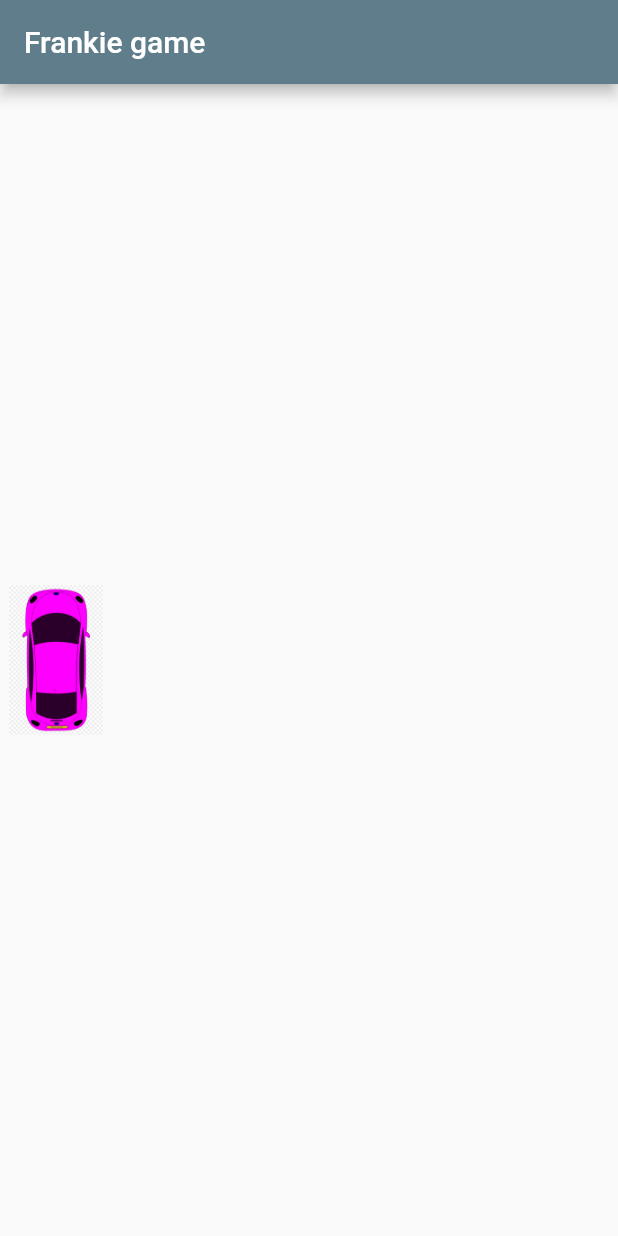
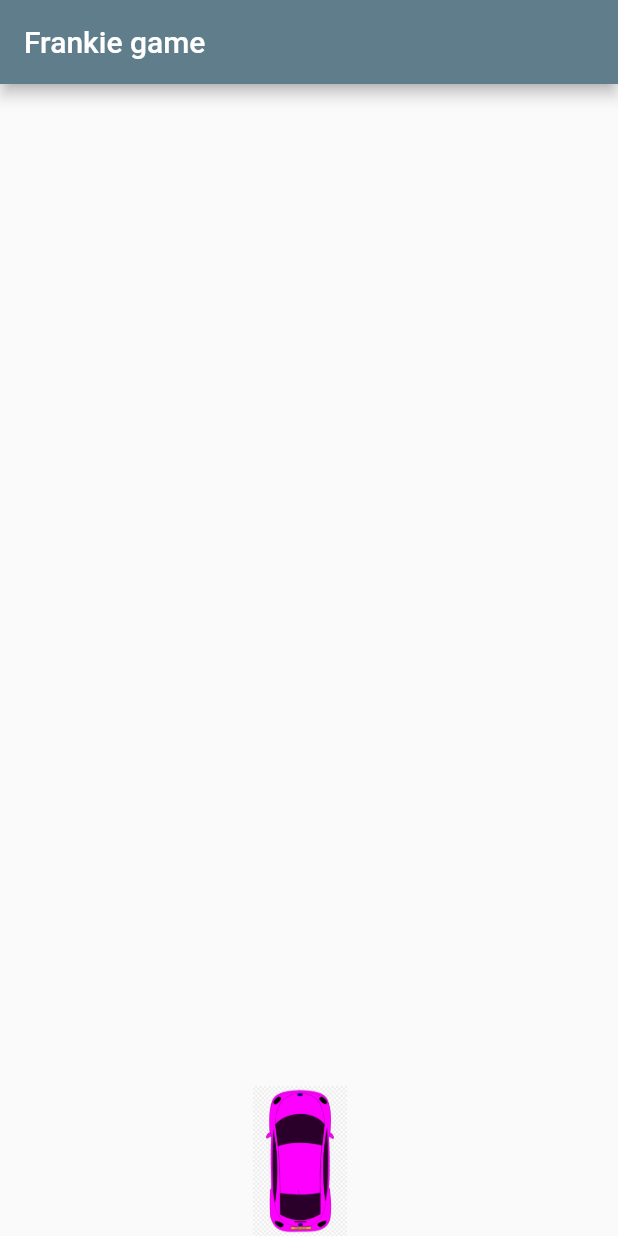
Before and after one commit to cpaolicelli/good_boy, a Flutter app: the screen it shows after launch, on a phone screen of 412 x 824 dp. Run offline on Flutter 3.47's test engine with Material 2 defaults, Android fonts, the phone set to English and light mode, and no system bars; our stand-ins replace fluttertoast.

Commit message:
Added removed useless comments

```diff
--- a/lib/frankie.dart
+++ b/lib/frankie.dart
@@ -1,4 +1,5 @@
 import 'package:flutter/material.dart';
+import 'package:fluttertoast/fluttertoast.dart';
 
 class Frankie extends StatelessWidget {
 
@@ -8,19 +9,36 @@ class Frankie extends StatelessWidget {
     return GestureDetector(
       // move frankie to right
       onVerticalDragStart: (dragStartDetails) {
-
+        Fluttertoast.showToast(
+            msg: dragStartDetails.toString(),
+            toastLength: Toast.LENGTH_SHORT,
+            gravity: ToastGravity.TOP,
+            timeInSecForIos: 1,
+            backgroundColor: Colors.red,
+            textColor: Colors.white
+        );
       },
       //move frankie to left
       onVerticalDragEnd: (dragEndDetails) {
-
+        Fluttertoast.showToast(
+            msg: dragEndDetails.toString(),
+            toastLength: Toast.LENGTH_SHORT,
+            gravity: ToastGravity.TOP,
+            timeInSecForIos: 1,
+            backgroundColor: Colors.red,
+            textColor: Colors.white
+        );
       },
       //frankie image
-      child: new Image.asset(
-          "assets/images/car-top-view.png",
-          width: 400.0,
-          height: 100.0,
-          alignment: new Alignment(-1.0, -1.0)
-      ),
+      child: new Column(
+          children: <Widget>[
+            new Image.asset(
+                "assets/images/car-top-view.png",
+                width: 400.0,
+                height: 100.0
+            )
+          ]
+      )
     );
   }
 
--- a/lib/main.dart
+++ b/lib/main.dart
@@ -10,15 +10,6 @@ class MyApp extends StatelessWidget {
     return MaterialApp(
       title: 'Flutter Demo',
       theme: ThemeData(
-        // This is the theme of your application.
-        //
-        // Try running your application with "flutter run". You'll see the
-        // application has a blue toolbar. Then, without quitting the app, try
-        // changing the primarySwatch below to Colors.green and then invoke
-        // "hot reload" (press "r" in the console where you ran "flutter run",
-        // or simply save your changes to "hot reload" in a Flutter IDE).
-        // Notice that the counter didn't reset back to zero; the application
-        // is not restarted.
         primarySwatch: Colors.blueGrey,
       ),
       home: MyHomePage(title: 'Frankie game'),
@@ -28,15 +19,6 @@ class MyApp extends StatelessWidget {
 
 class MyHomePage extends StatefulWidget {
   MyHomePage({Key key, this.title}) : super(key: key);
-
-  // This widget is the home page of your application. It is stateful, meaning
-  // that it has a State object (defined below) that contains fields that affect
-  // how it looks.
-
-  // This class is the configuration for the state. It holds the values (in this
-  // case the title) provided by the parent (in this case the App widget) and
-  // used by the build method of the State. Fields in a Widget subclass are
-  // always marked "final".
 
   final String title;
 
@@ -49,53 +31,24 @@ class _MyHomePageState extends State<MyHomePage> {
 
   void _incrementCounter() {
     setState(() {
-      // This call to setState tells the Flutter framework that something has
-      // changed in this State, which causes it to rerun the build method below
-      // so that the display can reflect the updated values. If we changed
-      // _counter without calling setState(), then the build method would not be
-      // called again, and so nothing would appear to happen.
       _counter++;
     });
   }
 
   @override
   Widget build(BuildContext context) {
-    // This method is rerun every time setState is called, for instance as done
-    // by the _incrementCounter method above.
-    //
-    // The Flutter framework has been optimized to make rerunning build methods
-    // fast, so that you can just rebuild anything that needs updating rather
-    // than having to individually change instances of widgets.
     return Scaffold(
       appBar: AppBar(
-        // Here we take the value from the MyHomePage object that was created by
-        // the App.build method, and use it to set our appbar title.
         title: Text(widget.title),
       ),
-      body: Center(
-        // Center is a layout widget. It takes a single child and positions it
-        // in the middle of the parent.
-        child: Column(
-          // Column is also layout widget. It takes a list of children and
-          // arranges them vertically. By default, it sizes itself to fit its
-          // children horizontally, and tries to be as tall as its parent.
-          //
-          // Invoke "debug painting" (press "p" in the console, choose the
-          // "Toggle Debug Paint" action from the Flutter Inspector in Android
-          // Studio, or the "Toggle Debug Paint" command in Visual Studio Code)
-          // to see the wireframe for each widget.
-          //
-          // Column has various properties to control how it sizes itself and
-          // how it positions its children. Here we use mainAxisAlignment to
-          // center the children vertically; the main axis here is the vertical
-          // axis because Columns are vertical (the cross axis would be
-          // horizontal).
-          mainAxisAlignment: MainAxisAlignment.center,
-          children: <Widget>[
-            new Frankie()
-          ],
-        ),
-      )// This trailing comma makes auto-formatting nicer for build methods.
+      body: Column(
+        crossAxisAlignment: CrossAxisAlignment.center,
+        mainAxisSize: MainAxisSize.max,
+        mainAxisAlignment: MainAxisAlignment.end,
+        children: <Widget>[
+          new Frankie()
+        ]
+      )
     );
   }
 }
```
